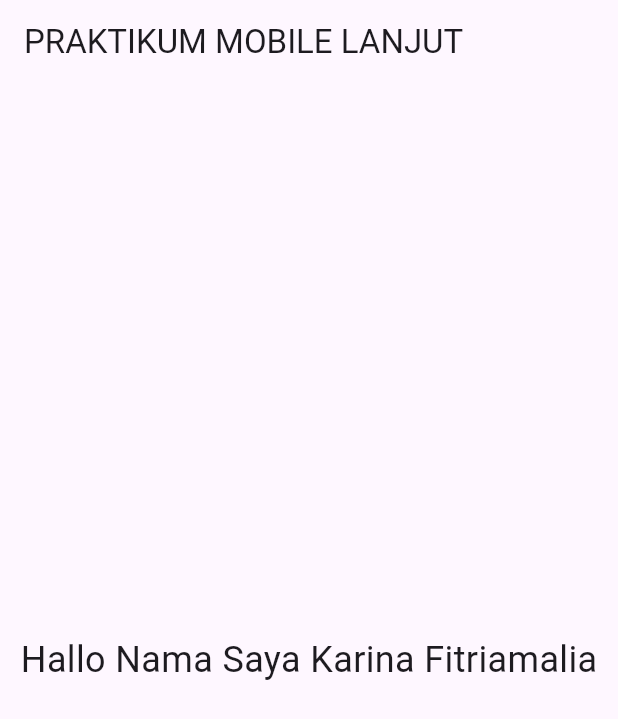
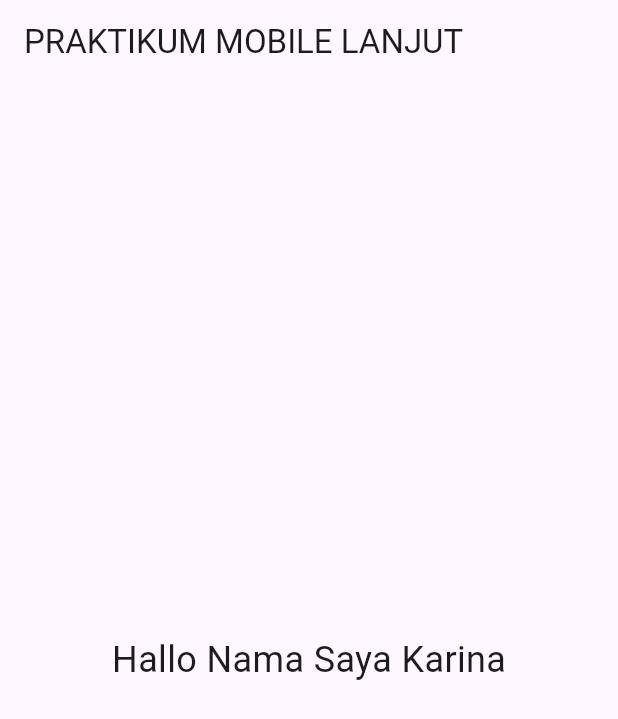
Before and after one commit to karinaaftrr/prak-mobilelanjut-2417051014, a Flutter app: the screen it shows after launch, on a phone screen of 412 x 824 dp. Shown: the top 719 px of the screen. Run offline on Flutter 3.47's test engine with Material 3 defaults, Android fonts, the phone set to English and light mode, and no system bars.

Commit message:
pertemuan 2

```diff
--- a/lib/main.dart
+++ b/lib/main.dart
@@ -17,10 +17,7 @@ class MyApp extends StatelessWidget {
       home: Scaffold(
         appBar: AppBar(title: const Text('PRAKTIKUM MOBILE LANJUT')),
         body: const Center(
-          child: Text(
-            'Hallo Nama Saya Karina Fitriamalia',
-            style: TextStyle(fontSize: 24),
-          ),
+          child: Text('Hallo Nama Saya Karina', style: TextStyle(fontSize: 24)),
         ),
       ),
     );
```
